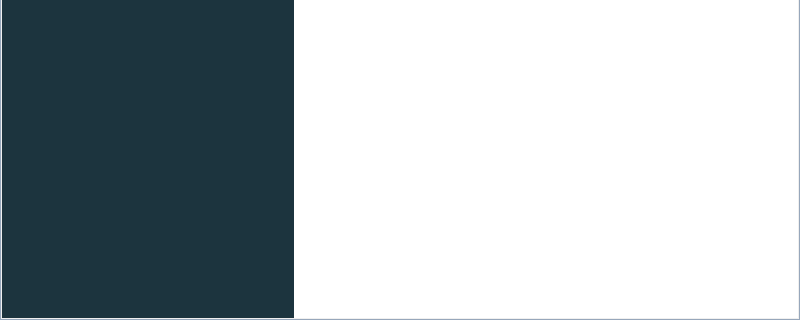
Qt form src/app/gui/forms/mailboxwindow.ui (botorabi/Meet4Eat-Desktop) before a commit; both pictures show x 0 to 800 and y 280 to 600 of the 800 by 600 pixel window.
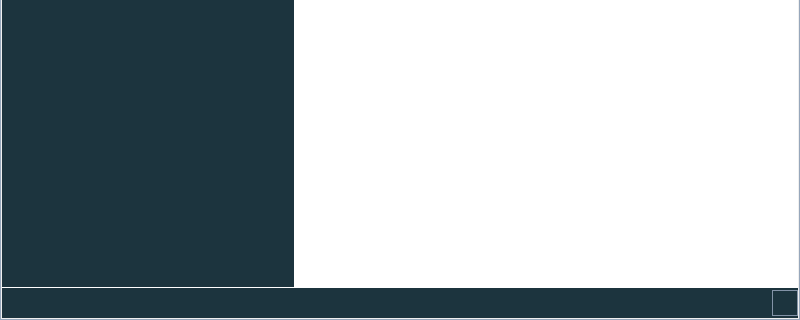
The same form after that commit. Icons and pictures are not drawn. Custom widgets are drawn as their Qt base class.

Patch:
```diff
--- a/src/app/gui/forms/mailboxwindow.ui
+++ b/src/app/gui/forms/mailboxwindow.ui
@@ -79,7 +79,7 @@
           <number>0</number>
          </property>
          <item>
-          <layout class="QVBoxLayout" name="verticalLayout_6" stretch="0,2">
+          <layout class="QVBoxLayout" name="verticalLayout_6" stretch="0,2,0">
            <property name="spacing">
             <number>1</number>
            </property>
@@ -614,6 +614,89 @@
              </item>
             </layout>
            </item>
+           <item>
+            <widget class="QWidget" name="widgetFoot" native="true">
+             <property name="minimumSize">
+              <size>
+               <width>0</width>
+               <height>30</height>
+              </size>
+             </property>
+             <property name="styleSheet">
+              <string notr="true">#widgetFoot {
+ border: 1px solid rgb(28,52,62);
+ background-color: rgb(28,52,62);
+}</string>
+             </property>
+             <layout class="QHBoxLayout" name="horizontalLayout_4">
+              <property name="leftMargin">
+               <number>0</number>
+              </property>
+              <property name="topMargin">
+               <number>0</number>
+              </property>
+              <property name="rightMargin">
+               <number>0</number>
+              </property>
+              <property name="bottomMargin">
+               <number>0</number>
+              </property>
+              <item>
+               <layout class="QHBoxLayout" name="horizontalLayout_7" stretch="0,0">
+                <item>
+                 <spacer name="horizontalSpacer_2">
+                  <property name="orientation">
+                   <enum>Qt::Horizontal</enum>
+                  </property>
+                  <property name="sizeHint" stdset="0">
+                   <size>
+                    <width>40</width>
+                    <height>20</height>
+                   </size>
+                  </property>
+                 </spacer>
+                </item>
+                <item>
+                 <widget class="m4e::common::ButtonResize" name="pushButtonResizer">
+                  <property name="minimumSize">
+                   <size>
+                    <width>26</width>
+                    <height>26</height>
+                   </size>
+                  </property>
+                  <property name="maximumSize">
+                   <size>
+                    <width>26</width>
+                    <height>26</height>
+                   </size>
+                  </property>
+                  <property name="cursor">
+                   <cursorShape>SizeFDiagCursor</cursorShape>
+                  </property>
+                  <property name="mouseTracking">
+                   <bool>true</bool>
+                  </property>
+                  <property name="styleSheet">
+                   <string notr="true">QPushButton {
+  padding: 0;
+  border: 1px solid rgb(131,147, 167);
+  border-image: url(:/icon-resize.png);
+}
+QPushButton:hover {
+  border: 5px solid white;
+  border-radius:  4px;
+}</string>
+                  </property>
+                  <property name="flat">
+                   <bool>true</bool>
+                  </property>
+                 </widget>
+                </item>
+               </layout>
+              </item>
+             </layout>
+            </widget>
+           </item>
           </layout>
          </item>
         </layout>
@@ -625,6 +708,13 @@
   </widget>
  </widget>
  <layoutdefault spacing="6" margin="11"/>
+ <customwidgets>
+  <customwidget>
+   <class>m4e::common::ButtonResize</class>
+   <extends>QPushButton</extends>
+   <header location="global">common/btnresize.h</header>
+  </customwidget>
+ </customwidgets>
  <tabstops>
   <tabstop>pushButtonClose</tabstop>
   <tabstop>pushButtonMimimize</tabstop>
```
Left out of the diff: 2 changed lines with no effect on the pictures.
